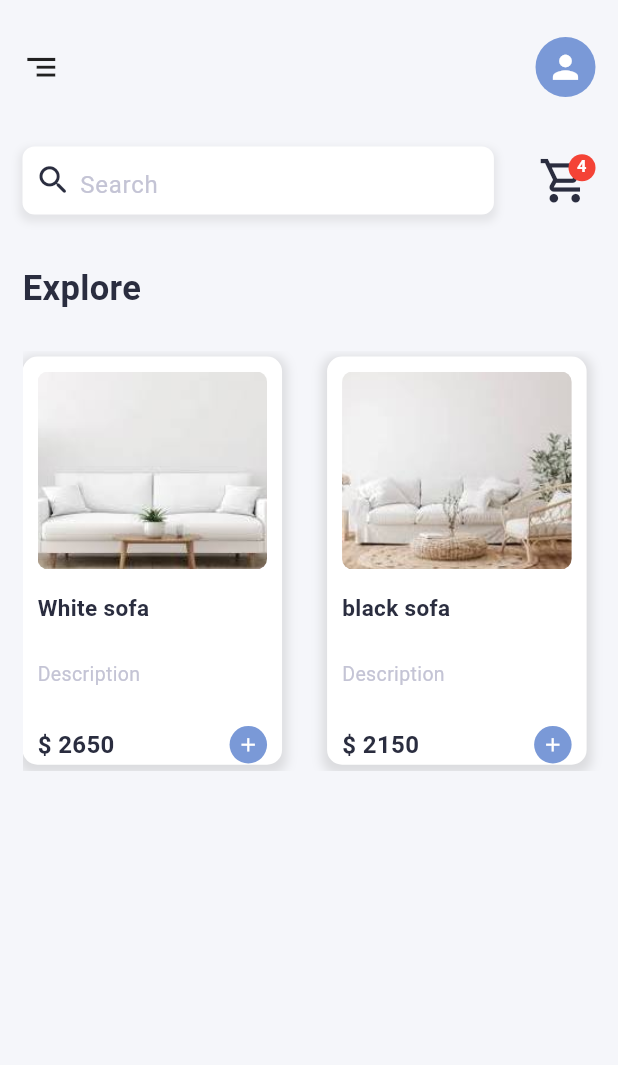
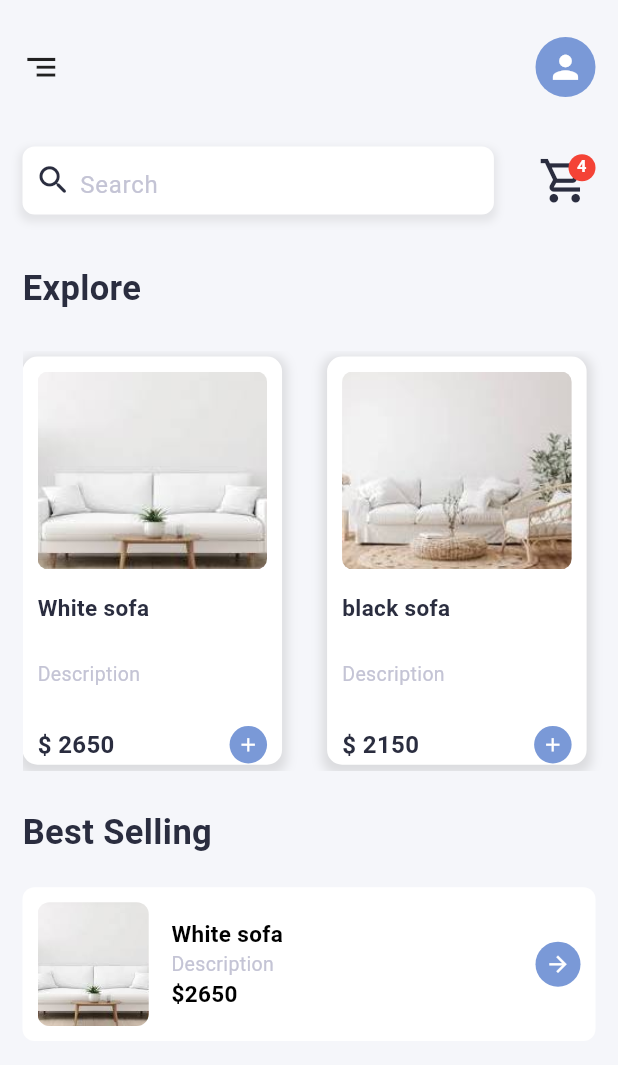
Before and after one commit to moradzadeh67/simple_shoping_cart_ui, a Flutter app: the screen it shows after launch, on a phone screen of 412 x 824 dp. Shown: the top 1065 px of the screen. Run offline on Flutter 3.47's test engine with Material 3 defaults, Android fonts, the phone set to English and light mode, and no system bars.

Commit message:
final edite

```diff
--- a/lib/main.dart
+++ b/lib/main.dart
@@ -35,6 +35,8 @@
                 SearchRow(),
                 Explorer(height: height, black_color: black_color),
                 Products(),
+                BestSelling(height: height, black_color: black_color),
+                Selling(),
               ],
             ),
           ),
@@ -239,6 +241,96 @@
       ),
     );
   }
+
+  Widget Selling() {
+    return Container(
+      padding: EdgeInsets.symmetric(horizontal: 10, vertical: 10),
+      margin: EdgeInsets.only(right: 15, top: 20),
+      decoration: BoxDecoration(
+        color: Colors.white,
+        borderRadius: BorderRadius.circular(8.0),
+      ),
+      child: Row(
+        children: [
+          Container(
+            height: height * 10,
+            width: width * 18,
+            decoration: BoxDecoration(
+              borderRadius: BorderRadius.circular(8.0),
+              image: DecorationImage(
+                image: AssetImage('assets/img.png'),
+                fit: BoxFit.cover,
+              ),
+            ),
+          ),
+          SizedBox(width: 15.0),
+          Column(
+            mainAxisAlignment: MainAxisAlignment.spaceAround,
+            crossAxisAlignment: CrossAxisAlignment.start,
+            children: [
+              Text(
+                data[0].title,
+                style: TextStyle(
+                  fontWeight: FontWeight.bold,
+                  fontSize: 15,
+                  color: Colors.black,
+                ),
+              ),
+              Text(
+                'Description',
+                style: TextStyle(color: grey_color, fontSize: 13),
+              ),
+              Text(
+                '\$${data[0].price}',
+                style: TextStyle(
+                  fontWeight: FontWeight.bold,
+                  fontSize: 15,
+                  color: Colors.black,
+                ),
+              ),
+            ],
+          ),
+          Spacer(),
+          Container(
+            width: 30.0,
+            height: 30.0,
+            child: Icon(Icons.arrow_forward, size: 17, color: Colors.white),
+            decoration: BoxDecoration(
+              shape: BoxShape.circle,
+              color: blue_color,
+            ),
+          ),
+        ],
+      ),
+    );
+  }
+}
+
+class BestSelling extends StatelessWidget {
+  const BestSelling({
+    super.key,
+    required this.height,
+    required this.black_color,
+  });
+
+  final dynamic height;
+  final Color black_color;
+
+  @override
+  Widget build(BuildContext context) {
+    return Container(
+      margin: EdgeInsets.only(top: height * 3),
+      alignment: Alignment.topLeft,
+      child: Text(
+        'Best Selling',
+        style: TextStyle(
+          fontWeight: FontWeight.w600,
+          fontSize: 23,
+          color: black_color,
+        ),
+      ),
+    );
+  }
 }
 
 class Explorer extends StatelessWidget {
```
